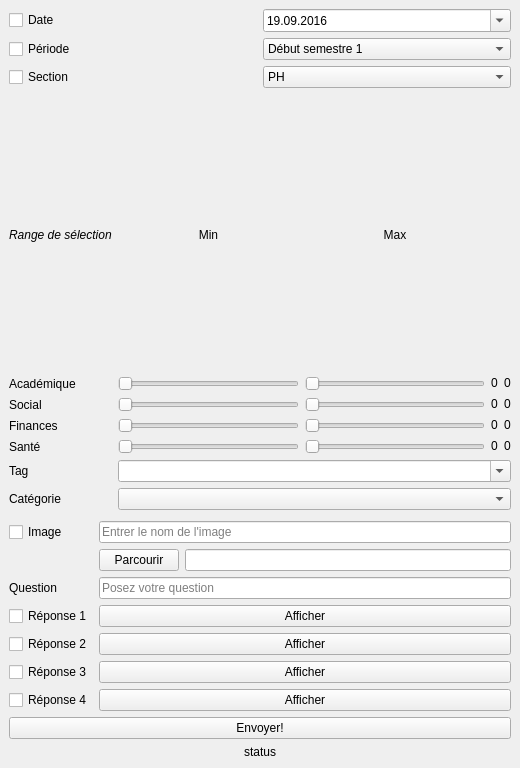
Old version of the form MainWindowGUI.ui in the repository emiledecosterd/CardGeneratorUI.
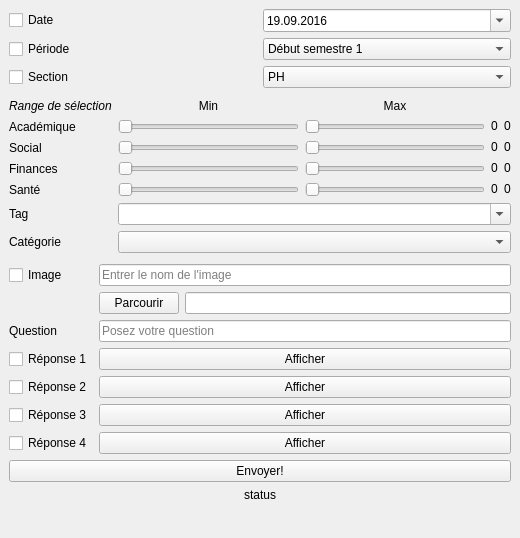
New version of the form.

Commit message: L'interface merdait sous windows j'ai un peu modifié

The edit to the form file:
```diff
--- a/MainWindowGUI.ui
+++ b/MainWindowGUI.ui
@@ -7,7 +7,7 @@
     <x>0</x>
     <y>0</y>
     <width>520</width>
-    <height>768</height>
+    <height>538</height>
    </rect>
   </property>
   <property name="windowTitle">
@@ -648,6 +648,19 @@
         </property>
        </widget>
       </item>
+      <item>
+       <spacer name="verticalSpacer">
+        <property name="orientation">
+         <enum>Qt::Vertical</enum>
+        </property>
+        <property name="sizeHint" stdset="0">
+         <size>
+          <width>20</width>
+          <height>40</height>
+         </size>
+        </property>
+       </spacer>
+      </item>
      </layout>
     </item>
    </layout>
```
Left out of the diff: 19 changed lines with no effect on the pictures. The commit also changes 1 other file.
